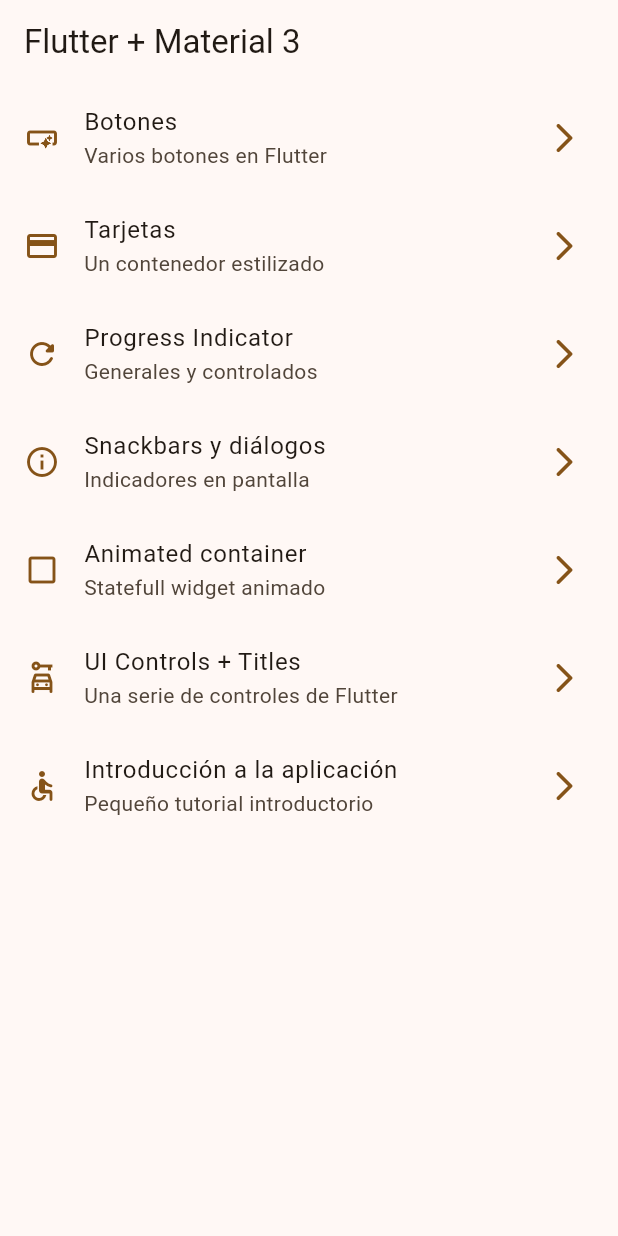
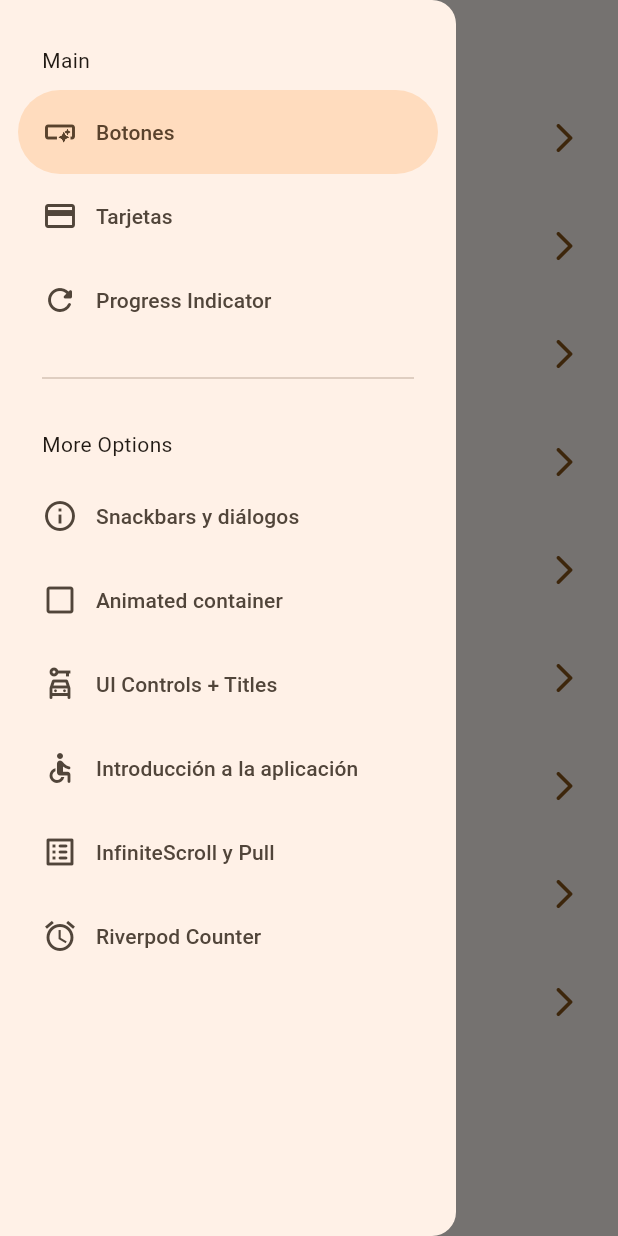
Before and after one commit to PabloVegaFundador/CursoFlutter, a Flutter app: the screen it shows after launch, with the side drawer open (before the commit the screen has no drawer), on a phone screen of 412 x 824 dp. Run offline on Flutter 3.47's test engine with Material 3 defaults, Android fonts, the phone set to English and light mode, and no system bars; our stand-ins replace animate_do, dio, flutter_riverpod, go_router, video_player.

```diff
--- a/widgets_app/lib/config/menu/menu_items.dart
+++ b/widgets_app/lib/config/menu/menu_items.dart
@@ -57,4 +57,16 @@ const appMenuItems = <MenuItem>[
     link: '/tutorial',
     icon: Icons.accessible_rounded,
   ),
+  MenuItem(
+    title: 'InfiniteScroll y Pull',
+    subTitle: 'Listas infinitas y pull to refresh',
+    link: '/infinite',
+    icon: Icons.list_alt_rounded,
+  ),
+  MenuItem(
+    title: 'Riverpod Counter',
+    subTitle: 'Introducción a riverpod',
+    link: '/counter-screen',
+    icon: Icons.alarm,
+  ),
 ];
--- a/widgets_app/lib/config/router/app_router.dart
+++ b/widgets_app/lib/config/router/app_router.dart
@@ -1,4 +1,5 @@
 import 'package:go_router/go_router.dart';
+import 'package:widgets_app/presentations/screens/counter/counter_screen.dart';
 
 import '../../presentations/screens/screens.dart';
 
@@ -46,5 +47,15 @@ final appRouter = GoRouter(
       name: AppTutorialScreen.name,
       builder: (context, state) => const AppTutorialScreen(),
     ),
+    GoRoute(
+      path: '/infinite',
+      name: InfiniteScrollScreen.name,
+      builder: (context, state) => const InfiniteScrollScreen(),
+    ),
+    GoRoute(
+      path: '/counter-screen',
+      name: CounterScreen.name,
+      builder: (context, state) => const CounterScreen(),
+    ),
   ],
 );
--- a/widgets_app/lib/main.dart
+++ b/widgets_app/lib/main.dart
@@ -1,9 +1,10 @@
 import 'package:flutter/material.dart';
+import 'package:flutter_riverpod/flutter_riverpod.dart';
 import 'package:widgets_app/config/router/app_router.dart';
 import 'package:widgets_app/config/theme/app_theme.dart';
 
 void main() {
-  runApp(const MyApp());
+  runApp(const ProviderScope(child: MyApp()));
 }
 
 class MyApp extends StatelessWidget {
--- /dev/null
+++ b/widgets_app/lib/presentations/providers/counter_provider.dart
@@ -0,0 +1,3 @@
+import 'package:flutter_riverpod/flutter_riverpod.dart';
+
+final counterProvider = StateProvider((ref) => 5);
--- a/widgets_app/lib/presentations/screens/home/home_screen.dart
+++ b/widgets_app/lib/presentations/screens/home/home_screen.dart
@@ -1,18 +1,22 @@
 import 'package:flutter/material.dart';
 import 'package:go_router/go_router.dart';
 import 'package:widgets_app/config/menu/menu_items.dart';
+import 'package:widgets_app/presentations/widgets/side_menu.dart';
 
 class HomeScreen extends StatelessWidget {
-
   static const String name = 'home_screen';
 
   const HomeScreen({super.key});
 
   @override
   Widget build(BuildContext context) {
+    final scaffoldKey = GlobalKey<ScaffoldState>();
+
     return Scaffold(
+      key: scaffoldKey,
       appBar: AppBar(title: const Text('Flutter + Material 3')),
       body: const _HomeView(),
+      drawer: SideMenu(scaffoldKey: scaffoldKey), //Menú lateral
     );
   }
 }
--- a/widgets_app/lib/presentations/screens/screens.dart
+++ b/widgets_app/lib/presentations/screens/screens.dart
@@ -1,3 +1,4 @@
+export 'package:widgets_app/presentations/screens/counter/counter_screen.dart';
 export 'package:widgets_app/presentations/screens/animated/animated_screen.dart';
 export 'package:widgets_app/presentations/screens/app_tutorial/app_tutorial_screen.dart';
 export 'package:widgets_app/presentations/screens/infinite_scroll/infinite_scroll_screen.dart';
--- /dev/null
+++ b/widgets_app/lib/presentations/widgets/side_menu.dart
@@ -0,0 +1,62 @@
+import 'package:flutter/material.dart';
+import 'package:go_router/go_router.dart';
+import 'package:widgets_app/config/menu/menu_items.dart';
+
+class SideMenu extends StatefulWidget {
+  final GlobalKey<ScaffoldState> scaffoldKey;
+
+  const SideMenu({super.key, required this.scaffoldKey});
+
+  @override
+  State<SideMenu> createState() => _SideMenuState();
+}
+
+class _SideMenuState extends State<SideMenu> {
+  int navDrawerIndex = 0;
+  @override
+  Widget build(BuildContext context) {
+    return NavigationDrawer(
+      selectedIndex: navDrawerIndex,
+      onDestinationSelected: (value) {
+        setState(() {
+          navDrawerIndex = value;
+        });
+        final menuItem = appMenuItems[value];
+        context.push(menuItem.link);
+        widget.scaffoldKey.currentState?.closeDrawer();
+      },
+      children: [
+        Padding(
+          padding: const EdgeInsets.fromLTRB(28, 30, 16, 10),
+          child: Text('Main'),
+        ),
+
+        ...appMenuItems
+            .sublist(0, 3)
+            .map(
+              (item) => NavigationDrawerDestination(
+                icon: Icon(item.icon),
+                label: Text(item.title),
+              ),
+            ),
+        Padding(
+          padding: const EdgeInsets.fromLTRB(28, 16, 28, 10),
+          child: Divider(),
+        ),
+
+        Padding(
+          padding: const EdgeInsets.fromLTRB(28, 16, 28, 10),
+          child: const Text('More Options'),
+        ),
+        ...appMenuItems
+            .sublist(3)
+            .map(
+              (item) => NavigationDrawerDestination(
+                icon: Icon(item.icon),
+                label: Text(item.title),
+              ),
+            ),
+      ],
+    );
+  }
+}
--- a/widgets_app/pubspec.yaml
+++ b/widgets_app/pubspec.yaml
@@ -31,7 +31,9 @@ dependencies:
   animate_do: ^4.2.0
   flutter:
     sdk: flutter
+  flutter_riverpod: ^2.4.3
   go_router: ^14.8.1
+
 
   # The following adds the Cupertino Icons font to your application.
   # Use with the CupertinoIcons class for iOS style icons.
```
Also changed, not shown: widgets_app/lib/presentations/screens/counter/counter_screen.dart (added, +27 -0 lines), widgets_app/lib/presentations/screens/infinite_scroll/infinite_scroll_screen.dart (+125 -3 lines), widgets_app/pubspec.lock.
